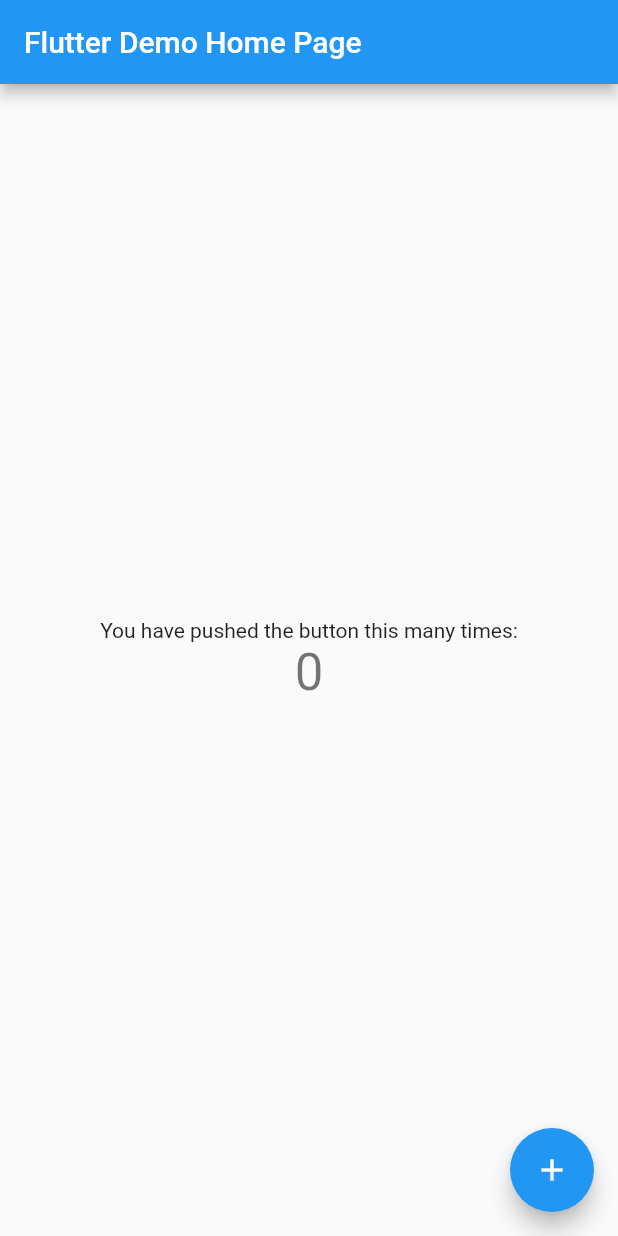
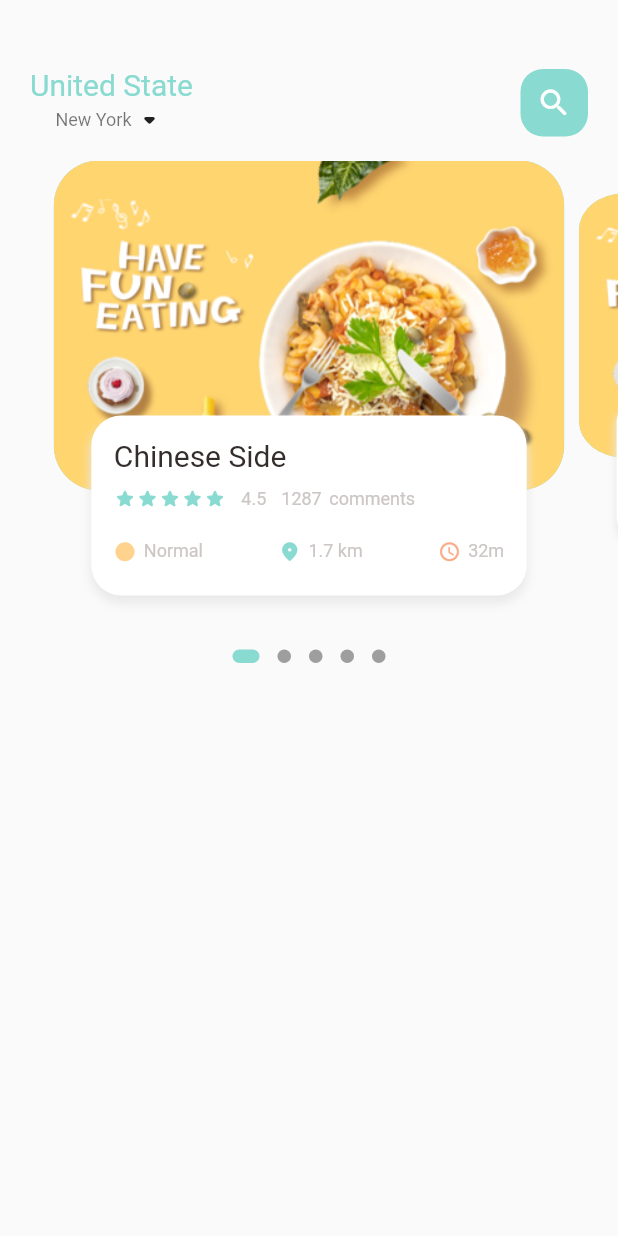
Before and after one commit to MeTi-DeV/Delivery-Food-App-with-Flutter, a Flutter app: the screen it shows after launch, on a phone screen of 412 x 824 dp. Run offline on Flutter 3.47's test engine with Material 2 defaults, Android fonts, the phone set to English and light mode, and no system bars; drawn by our look-alikes of dots_indicator.

Commit message:
create slider top of home screen

```diff
--- /dev/null
+++ b/lib/home/food_page_body.dart
@@ -0,0 +1,184 @@
+import 'package:dots_indicator/dots_indicator.dart';
+import 'package:flutter/material.dart';
+import 'package:food_delivery_app/units/colors.dart';
+import 'package:food_delivery_app/widgets/big_text.dart';
+import 'package:food_delivery_app/widgets/icon_and_text_widget.dart';
+import 'package:food_delivery_app/widgets/small_text.dart';
+
+class FoodPageBody extends StatefulWidget {
+  @override
+  State<FoodPageBody> createState() => _FoodPageBodyState();
+}
+
+class _FoodPageBodyState extends State<FoodPageBody> {
+  PageController pageController = PageController(viewportFraction: 0.85);
+  @override
+  var _currPageValue = 0.0;
+  double _scaleFactor = 0.8;
+  double _heigh = 220;
+  void initState() {
+    pageController.addListener(() {
+      setState(() {
+        _currPageValue = pageController.page!;
+      });
+    });
+    super.initState();
+  }
+
+  @override
+  void dispose() {
+    pageController.dispose();
+    super.dispose();
+  }
+
+  @override
+  Widget build(BuildContext context) {
+    return Column(
+      children: [
+        Container(
+          height: 320,
+          child: PageView.builder(
+              controller: pageController,
+              itemCount: 5,
+              itemBuilder: (context, position) {
+                return _buildItemPage(position);
+              }),
+        ),
+        new DotsIndicator(
+          dotsCount: 5,
+          position: _currPageValue,
+          decorator: DotsDecorator(
+            activeColor: AppColors.mainColor,
+            size: const Size.square(9.0),
+            activeSize: const Size(18.0, 9.0),
+            activeShape: RoundedRectangleBorder(
+              borderRadius: BorderRadius.circular(5.0),
+            ),
+          ),
+        )
+      ],
+    );
+  }
+
+  Widget _buildItemPage(int index) {
+    //comment 1 : logic for create slider of top of screen
+    Matrix4 matrix = new Matrix4.identity();
+    if (index == _currPageValue.floor()) {
+      var currScale = 1 - (_currPageValue - index) * (1 - _scaleFactor);
+      var currTrans = _heigh * (1 - currScale) / 2;
+      matrix = Matrix4.diagonal3Values(1, currScale, 1)
+        ..setTranslationRaw(0, currTrans, 0);
+    } else if (index == _currPageValue.floor() + 1) {
+      var currScale =
+          _scaleFactor + (_currPageValue - index + 1) * (1 - _scaleFactor);
+      var currTrans = _heigh * (1 - currScale) / 2;
+      matrix = Matrix4.diagonal3Values(1, currScale, 1);
+      matrix = Matrix4.diagonal3Values(1, currScale, 1)
+        ..setTranslationRaw(0, currTrans, 0);
+    } else if (index == _currPageValue.floor() - 1) {
+      var currScale = 1 - (_currPageValue - index) * (1 - _scaleFactor);
+      var currTrans = _heigh * (1 - currScale) / 2;
+
+      matrix = Matrix4.diagonal3Values(1, currScale, 1)
+        ..setTranslationRaw(0, currTrans, 0);
+    } else {
+      var currScale = 0.8;
+      matrix = Matrix4.diagonal3Values(1, currScale, 1)
+        ..setTranslationRaw(0, _heigh * (1 - _scaleFactor) / 2, 1);
+    }
+    return Transform(
+      transform: matrix,
+      child: Stack(
+        children: [
+          Container(
+            height: 220,
+            decoration: BoxDecoration(
+              color: AppColors.mainColor,
+              borderRadius: BorderRadius.circular(30),
+              image: DecorationImage(
+                  image: AssetImage('assets/image/food0.png'),
+                  fit: BoxFit.cover),
+            ),
+            margin: EdgeInsets.only(left: 5, right: 5),
+          ),
+          Align(
+            alignment: Alignment.bottomCenter,
+            child: Container(
+              height: 120,
+              decoration: BoxDecoration(
+                color: Colors.white,
+                borderRadius: BorderRadius.circular(20),
+                boxShadow: [
+                  BoxShadow(
+                    color: Color(0xFFe8e8e8),
+                    blurRadius: 5.0,
+                    offset: Offset(0, 5),
+                  ),
+                ],
+              ),
+              margin: EdgeInsets.only(left: 30, right: 30, bottom: 30),
+              child: Container(
+                padding: EdgeInsets.only(left: 15, right: 15, top: 15),
+                child: Column(
+                  crossAxisAlignment: CrossAxisAlignment.start,
+                  children: [
+                    BigText(text: "Chinese Side"),
+                    SizedBox(
+                      height: 10,
+                    ),
+                    Row(
+                      children: [
+                        Wrap(
+                          children: List.generate(
+                            5,
+                            (index) => Icon(
+                              Icons.star_rounded,
+                              size: 15,
+                              color: AppColors.mainColor,
+                            ),
+                          ),
+                        ),
+                        SizedBox(
+                          width: 10,
+                        ),
+                        SmallText(text: '4.5'),
+                        SizedBox(
+                          width: 10,
+                        ),
+                        SmallText(text: "1287"),
+                        SizedBox(
+                          width: 5,
+                        ),
+                        SmallText(text: "comments")
+                      ],
+                    ),
+                    SizedBox(
+                      height: 20,
+                    ),
+                    Row(
+                      mainAxisAlignment: MainAxisAlignment.spaceBetween,
+                      children: [
+                        IconAndTextWidget(
+                            icon: Icons.circle,
+                            text: "Normal",
+                            iconColor: AppColors.iconColor2),
+                        IconAndTextWidget(
+                            icon: Icons.location_on_rounded,
+                            text: "1.7 km",
+                            iconColor: AppColors.mainColor),
+                        IconAndTextWidget(
+                            icon: Icons.access_time_rounded,
+                            text: "32m",
+                            iconColor: AppColors.iconColor1),
+                      ],
+                    ),
+                  ],
+                ),
+              ),
+            ),
+          ),
+        ],
+      ),
+    );
+  }
+}
--- /dev/null
+++ b/lib/home/main_food_page.dart
@@ -0,0 +1,62 @@
+import 'package:flutter/material.dart';
+import 'package:food_delivery_app/home/food_page_body.dart';
+import 'package:food_delivery_app/units/colors.dart';
+import 'package:food_delivery_app/widgets/big_text.dart';
+import 'package:food_delivery_app/widgets/small_text.dart';
+
+class MainFoodPage extends StatefulWidget {
+  @override
+  State<MainFoodPage> createState() => _MainFoodPageState();
+}
+
+class _MainFoodPageState extends State<MainFoodPage> {
+  @override
+  Widget build(BuildContext context) {
+    return Scaffold(
+      body: Column(
+        children: [
+          Container(
+            child: Container(
+              margin: EdgeInsets.only(top: 45 ,bottom: 15),
+              padding: EdgeInsets.symmetric(horizontal: 20),
+              child: Row(
+                mainAxisAlignment: MainAxisAlignment.spaceBetween,
+                children: [
+                  Column(
+                    children: [
+                      Container(
+                        child: BigText(text: "United State",color: AppColors.mainColor,)
+                      ),
+                      Row(
+                        children: [
+                          Container(
+                            child: SmallText(text: "New York" ,color: Colors.black54,)
+                          ),
+                          Icon(Icons.arrow_drop_down_rounded)
+                        ],
+                      )
+                    ],
+                  ),
+                  Center(
+                    child: Container(
+                      width: 45,
+                      height: 45,
+                      decoration:
+                          BoxDecoration(borderRadius: BorderRadius.circular(15),color: AppColors.mainColor),
+
+                      child: Icon(
+                        Icons.search_rounded,
+                        color: Colors.white,
+                      ),
+                    ),
+                  )
+                ],
+              ),
+            ),
+          ),
+          FoodPageBody()
+        ],
+      ),
+    );
+  }
+}
--- a/lib/main.dart
+++ b/lib/main.dart
@@ -1,4 +1,6 @@
 import 'package:flutter/material.dart';
+import 'package:flutter/services.dart';
+import 'package:food_delivery_app/home/main_food_page.dart';
 
 void main() {
   runApp(const MyApp());
@@ -7,109 +9,16 @@ void main() {
 class MyApp extends StatelessWidget {
   const MyApp({Key? key}) : super(key: key);
 
-  // This widget is the root of your application.
-  @override
+@override
   Widget build(BuildContext context) {
+    SystemChrome.setSystemUIOverlayStyle(
+        SystemUiOverlayStyle(statusBarColor: Colors.transparent));
     return MaterialApp(
-      title: 'Flutter Demo',
-      theme: ThemeData(
-        // This is the theme of your application.
-        //
-        // Try running your application with "flutter run". You'll see the
-        // application has a blue toolbar. Then, without quitting the app, try
-        // changing the primarySwatch below to Colors.green and then invoke
-        // "hot reload" (press "r" in the console where you ran "flutter run",
-        // or simply save your changes to "hot reload" in a Flutter IDE).
-        // Notice that the counter didn't reset back to zero; the application
-        // is not restarted.
-        primarySwatch: Colors.blue,
-      ),
-      home: const MyHomePage(title: 'Flutter Demo Home Page'),
-    );
+      debugShowCheckedModeBanner: false,
+        title: 'Flutter Demo',
+        theme: ThemeData(
+          primarySwatch: Colors.blue,
+        ),
+        home: MainFoodPage());
   }
 }
-
-class MyHomePage extends StatefulWidget {
-  const MyHomePage({Key? key, required this.title}) : super(key: key);
-
-  // This widget is the home page of your application. It is stateful, meaning
-  // that it has a State object (defined below) that contains fields that affect
-  // how it looks.
-
-  // This class is the configuration for the state. It holds the values (in this
-  // case the title) provided by the parent (in this case the App widget) and
-  // used by the build method of the State. Fields in a Widget subclass are
-  // always marked "final".
-
-  final String title;
-
-  @override
-  State<MyHomePage> createState() => _MyHomePageState();
-}
-
-class _MyHomePageState extends State<MyHomePage> {
-  int _counter = 0;
-
-  void _incrementCounter() {
-    setState(() {
-      // This call to setState tells the Flutter framework that something has
-      // changed in this State, which causes it to rerun the build method below
-      // so that the display can reflect the updated values. If we changed
-      // _counter without calling setState(), then the build method would not be
-      // called again, and so nothing would appear to happen.
-      _counter++;
-    });
-  }
-
-  @override
-  Widget build(BuildContext context) {
-    // This method is rerun every time setState is called, for instance as done
-    // by the _incrementCounter method above.
-    //
-    // The Flutter framework has been optimized to make rerunning build methods
-    // fast, so that you can just rebuild anything that needs updating rather
-    // than having to individually change instances of widgets.
-    return Scaffold(
-      appBar: AppBar(
-        // Here we take the value from the MyHomePage object that was created by
-        // the App.build method, and use it to set our appbar title.
-        title: Text(widget.title),
-      ),
-      body: Center(
-        // Center is a layout widget. It takes a single child and positions it
-        // in the middle of the parent.
-        child: Column(
-          // Column is also a layout widget. It takes a list of children and
-          // arranges them vertically. By default, it sizes itself to fit its
-          // children horizontally, and tries to be as tall as its parent.
-          //
-          // Invoke "debug painting" (press "p" in the console, choose the
-          // "Toggle Debug Paint" action from the Flutter Inspector in Android
-          // Studio, or the "Toggle Debug Paint" command in Visual Studio Code)
-          // to see the wireframe for each widget.
-          //
-          // Column has various properties to control how it sizes itself and
-          // how it positions its children. Here we use mainAxisAlignment to
-          // center the children vertically; the main axis here is the vertical
-          // axis because Columns are vertical (the cross axis would be
-          // horizontal).
-          mainAxisAlignment: MainAxisAlignment.center,
-          children: <Widget>[
-            const Text(
-              'You have pushed the button this many times:',
-            ),
-            Text(
-              '$_counter',
-              style: Theme.of(context).textTheme.headline4,
-            ),
-          ],
-        ),
-      ),
-      floatingActionButton: FloatingActionButton(
-        onPressed: _incrementCounter,
-        tooltip: 'Increment',
-        child: const Icon(Icons.add),
-      ), // This trailing comma makes auto-formatting nicer for build methods.
-    );
-  }
-}
--- /dev/null
+++ b/lib/widgets/big_text.dart
@@ -0,0 +1,27 @@
+import 'package:flutter/material.dart';
+
+class BigText extends StatelessWidget {
+  final String text;
+  Color? color;
+  double size;
+  TextOverflow overFlow;
+  BigText(
+      {required this.text,
+      this.color = const Color(0xFF332d2b),
+      this.size = 20,
+      this.overFlow = TextOverflow.ellipsis});
+
+  @override
+  Widget build(BuildContext context) {
+    return Text(
+      text,
+      maxLines: 1,
+      style: TextStyle(
+        color: color,
+        fontSize: size,
+        fontFamily: 'Roboto',
+        fontWeight: FontWeight.w400,
+      ),
+    );
+  }
+}
--- /dev/null
+++ b/lib/widgets/icon_and_text_widget.dart
@@ -0,0 +1,31 @@
+import 'package:flutter/material.dart';
+import 'package:food_delivery_app/widgets/small_text.dart';
+
+class IconAndTextWidget extends StatelessWidget {
+  final IconData icon;
+  final String text;
+
+  final Color iconColor;
+
+  const IconAndTextWidget(
+      {required this.icon, required this.text, required this.iconColor});
+
+  @override
+  Widget build(BuildContext context) {
+    return Container(
+      child: Row(
+        children: [
+          Icon(
+            icon,
+            color: iconColor,
+            size: 15,
+          ),
+          SizedBox(
+            width: 5,
+          ),
+          SmallText(text: text)
+        ],
+      ),
+    );
+  }
+}
--- /dev/null
+++ b/lib/widgets/small_text.dart
@@ -0,0 +1,26 @@
+import 'package:flutter/material.dart';
+
+class SmallText extends StatelessWidget {
+  final String text;
+  Color? color;
+  double size;
+
+  SmallText(
+      {required this.text,
+      this.color = const Color(0xFFccc7c5),
+      this.size = 12,
+    });
+
+  @override
+  Widget build(BuildContext context) {
+    return Text(
+      text,
+      style: TextStyle(
+        color: color,
+        fontSize: size,
+        fontFamily: 'Roboto',
+
+      ),
+    );
+  }
+}
```
Also changed, not shown: pubspec.yaml (+15 -3 lines), pubspec.lock.
